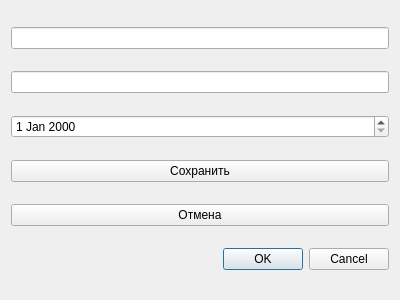
Above: popo/dialog.ui from Andrey28405/kkrit before the change. Below: the same form after it.
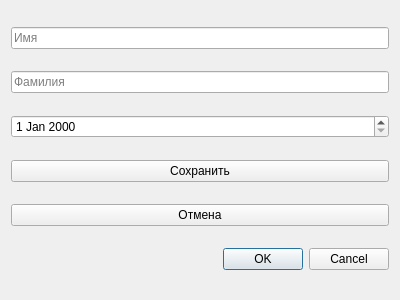
That is the form after the change.

```diff
--- a/popo/dialog.ui
+++ b/popo/dialog.ui
@@ -15,10 +15,18 @@
   </property>
   <layout class="QVBoxLayout" name="verticalLayout">
    <item>
-    <widget class="QLineEdit" name="lineEdit_name"/>
+    <widget class="QLineEdit" name="lineEdit_name">
+     <property name="placeholderText">
+      <string>Имя</string>
+     </property>
+    </widget>
    </item>
    <item>
-    <widget class="QLineEdit" name="lineEdit_surname"/>
+    <widget class="QLineEdit" name="lineEdit_surname">
+     <property name="placeholderText">
+      <string>Фамилия</string>
+     </property>
+    </widget>
    </item>
    <item>
     <widget class="QDateEdit" name="dateEdit_birth"/>
```
